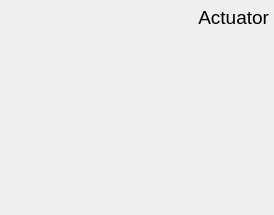
ADrownFish/RoboticUserInterface, file RoboticUserInterface/include/form/Actuator.ui: the form before one commit.
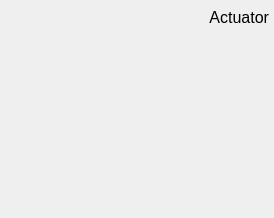
The form after the commit. Custom widgets are drawn as their Qt base class.

```diff
--- a/RoboticUserInterface/include/form/Actuator.ui
+++ b/RoboticUserInterface/include/form/Actuator.ui
@@ -7,7 +7,7 @@
     <x>0</x>
     <y>0</y>
     <width>274</width>
-    <height>215</height>
+    <height>218</height>
    </rect>
   </property>
   <property name="minimumSize">
@@ -48,7 +48,7 @@
     <widget class="QLabel" name="title">
      <property name="font">
       <font>
-       <pointsize>14</pointsize>
+       <pointsize>12</pointsize>
       </font>
      </property>
      <property name="text">
```
Left out of the diff: 32 changed lines with no effect on the pictures.
